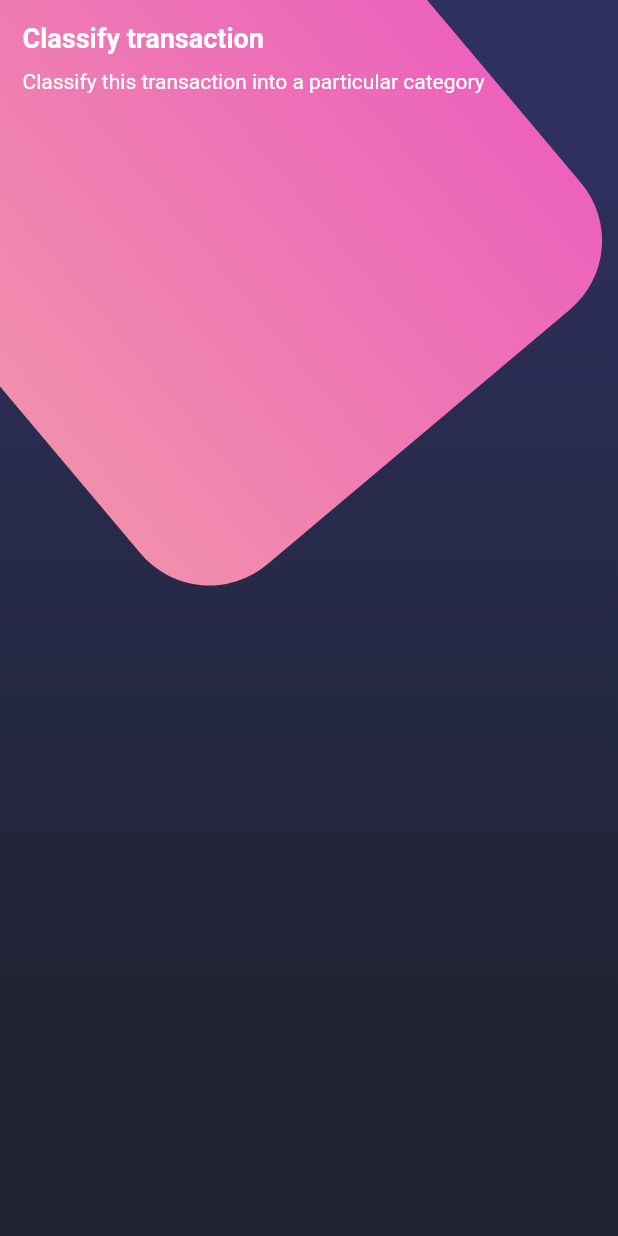
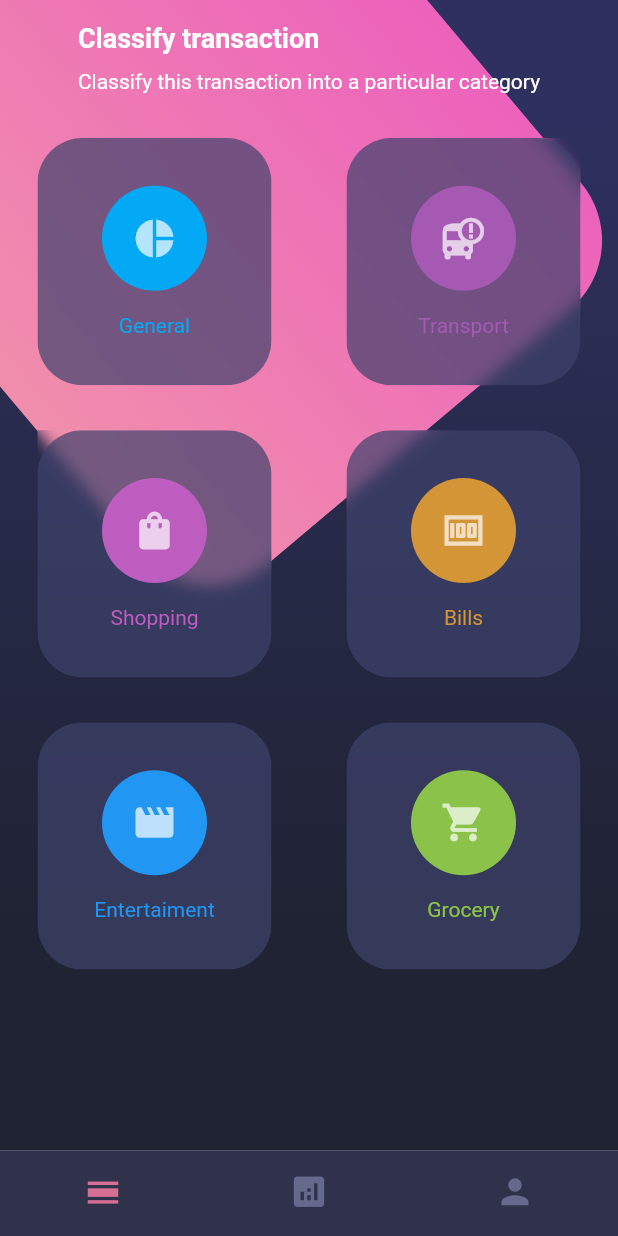
Before and after one commit to lordtryndamere/massive_messages_app, a Flutter app: the HomeScreen screen opened by its route, on a phone screen of 412 x 824 dp. Run offline on Flutter 3.47's test engine with Material 2 defaults, Android fonts, the phone set to English and light mode, and no system bars.

Commit message:
fixed all

```diff
--- a/lib/main.dart
+++ b/lib/main.dart
@@ -11,7 +11,7 @@
     return MaterialApp(
       title: 'Send Messages',
       debugShowCheckedModeBanner: false,
-      initialRoute: 'home',
+      initialRoute: 'login',
       routes: {
         'login': (_) => const LoginScreen(),
         'home': (_) => const HomeScreen()
--- a/lib/screens/home_screen.dart
+++ b/lib/screens/home_screen.dart
@@ -1,3 +1,5 @@
+import 'dart:ui';
+
 import 'package:flutter/material.dart';
 import 'package:massive_messages/widgets/background.dart';
 
@@ -12,10 +14,127 @@
         SingleChildScrollView(
           scrollDirection: Axis.vertical,
           child: Column(
-            children: const [_CustomTitles()],
+            children: const [_CustomTitles(), _CustomTable()],
           ),
         )
       ]),
+      bottomNavigationBar: BottomNavigationBar(
+        showSelectedLabels: false,
+        showUnselectedLabels: false,
+        iconSize: 27,
+        selectedItemColor: const Color.fromRGBO(215, 110, 148, 1),
+        unselectedItemColor: const Color.fromRGBO(102, 104, 140, 1),
+        items: const [
+          BottomNavigationBarItem(
+              icon: Icon(Icons.calendar_view_day), label: 'hola'),
+          BottomNavigationBarItem(icon: Icon(Icons.analytics), label: 'hola'),
+          BottomNavigationBarItem(icon: Icon(Icons.person), label: 'hola'),
+        ],
+        backgroundColor: const Color.fromRGBO(47, 50, 74, 1),
+      ),
+    );
+  }
+}
+
+class _CustomTable extends StatelessWidget {
+  const _CustomTable({
+    Key? key,
+  }) : super(key: key);
+
+  @override
+  Widget build(BuildContext context) {
+    return Table(
+      children: const [
+        TableRow(children: [
+          _CustomCardContainer(
+            icon: Icons.pie_chart,
+            color: Colors.lightBlue,
+            text: 'General',
+          ),
+          _CustomCardContainer(
+            icon: Icons.bus_alert,
+            color: Color.fromARGB(255, 165, 89, 179),
+            text: 'Transport',
+          )
+        ]),
+        TableRow(children: [
+          _CustomCardContainer(
+            icon: Icons.shopping_bag,
+            color: Color.fromARGB(255, 189, 93, 192),
+            text: 'Shopping',
+          ),
+          _CustomCardContainer(
+            icon: Icons.money,
+            color: Color.fromARGB(255, 212, 149, 55),
+            text: 'Bills',
+          )
+        ]),
+        TableRow(children: [
+          _CustomCardContainer(
+            icon: Icons.movie_creation,
+            color: Colors.blue,
+            text: 'Entertaiment',
+          ),
+          _CustomCardContainer(
+            icon: Icons.local_grocery_store,
+            color: Colors.lightGreen,
+            text: 'Grocery',
+          )
+        ]),
+      ],
+    );
+  }
+}
+
+class _CustomCardContainer extends StatelessWidget {
+  const _CustomCardContainer({
+    Key? key,
+    required this.icon,
+    required this.color,
+    required this.text,
+  }) : super(key: key);
+  final IconData icon;
+  final Color color;
+  final String text;
+  @override
+  Widget build(BuildContext context) {
+    final size = MediaQuery.of(context).size;
+
+    return Container(
+      margin: const EdgeInsets.symmetric(horizontal: 25, vertical: 15),
+      child: ClipRRect(
+        child: BackdropFilter(
+          filter: ImageFilter.blur(sigmaX: 5, sigmaY: 5),
+          child: Container(
+            height: size.height * 0.2,
+            decoration: BoxDecoration(
+              borderRadius: BorderRadius.circular(30),
+              color: const Color.fromRGBO(62, 66, 107, 0.7),
+            ),
+            child: Column(
+              mainAxisAlignment: MainAxisAlignment.center,
+              children: [
+                CircleAvatar(
+                  backgroundColor: color,
+                  radius: 35,
+                  child: Icon(
+                    icon,
+                    color: Colors.white.withOpacity(0.7),
+                    size: 30,
+                  ),
+                ),
+                const SizedBox(
+                  height: 15,
+                ),
+                Text(
+                  text,
+                  style: TextStyle(color: color),
+                )
+              ],
+            ),
+          ),
+        ),
+      ),
     );
   }
 }
```
